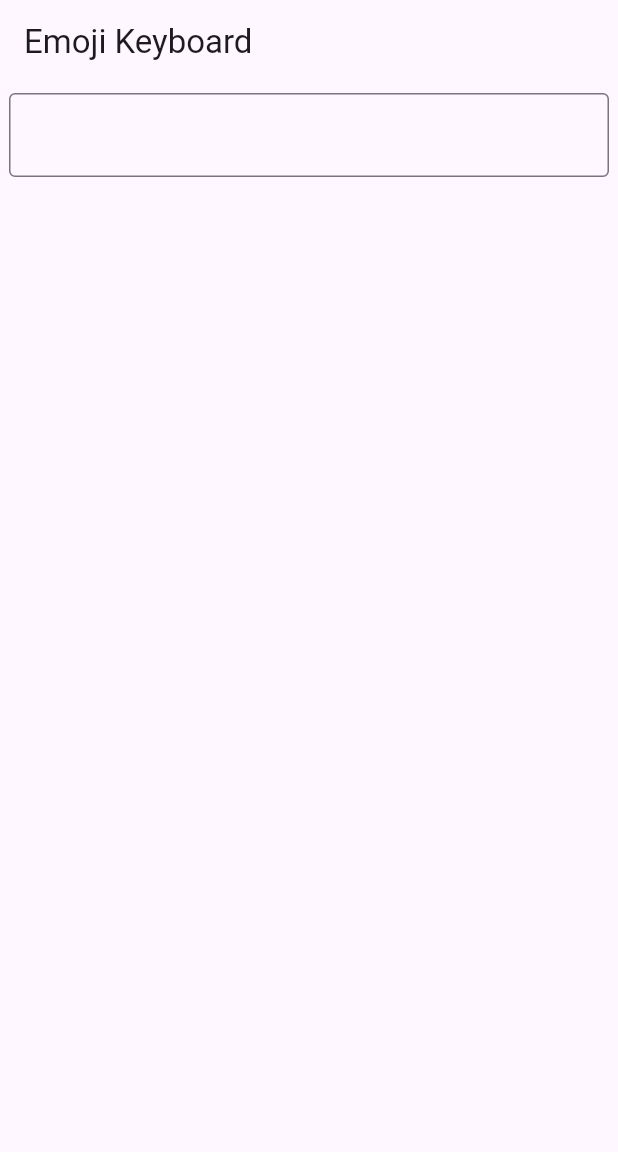
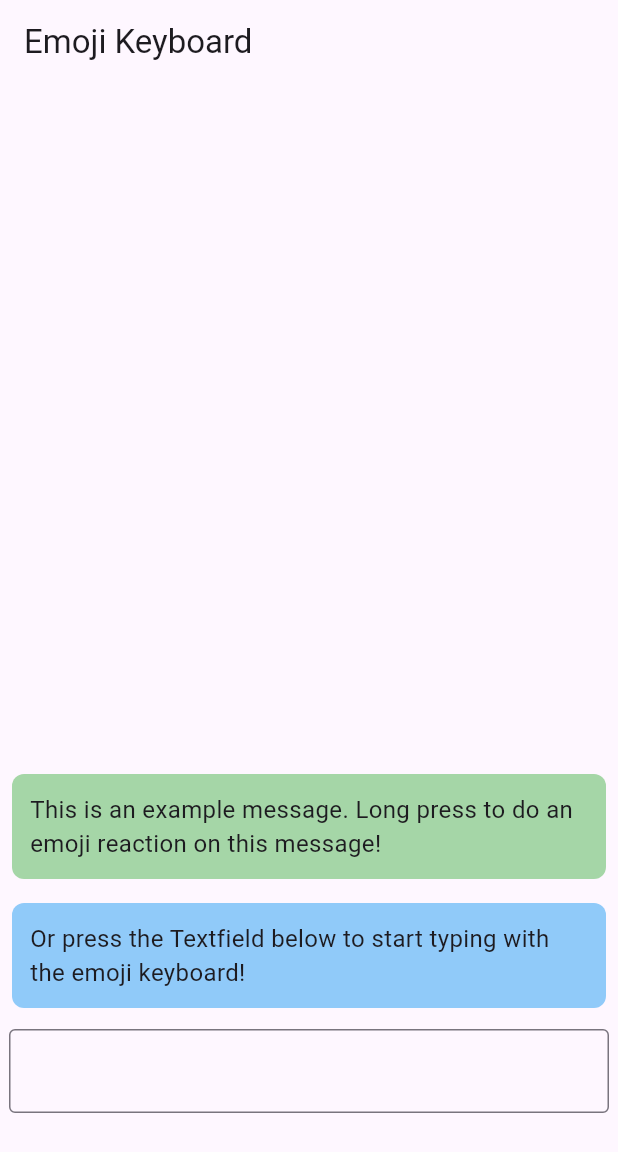
Before and after one commit to Grabot/flutter_emoji_keyboard, a Flutter app: the screen it shows after launch, on a phone screen of 412 x 824 dp. Shown: the top 1152 px of the screen. Run offline on Flutter 3.47's test engine with Material 3 defaults, Android fonts, the light colour scheme and no system bars; our stand-ins replace flutter_keyboard_visibility, sqflite; accounts and stored records are empty.

Commit message:
made a start with an emoji popup option

```diff
--- a/example/lib/main.dart
+++ b/example/lib/main.dart
@@ -10,7 +10,6 @@ void main() {
 class MyApp extends StatelessWidget {
   const MyApp({Key? key}) : super(key: key);
 
-  // This widget is the root of your application.
   @override
   Widget build(BuildContext context) {
     return MaterialApp(
@@ -31,6 +30,8 @@ class MyHomePage extends StatefulWidget {
 class MyHomePageState extends State<MyHomePage> {
   bool showEmojiKeyboard = false;
   final TextEditingController controller = TextEditingController();
+  bool showEmojiPopup = false;
+  Offset popupPosition = Offset.zero;
 
   void backButtonFunctionality() {
     if (showEmojiKeyboard) {
@@ -54,6 +55,19 @@ class MyHomePageState extends State<MyHomePage> {
     }
   }
 
+  void onLongPressMessage(BuildContext context, LongPressStartDetails details) {
+    setState(() {
+      showEmojiPopup = true;
+      popupPosition = details.globalPosition;
+    });
+  }
+
+  void closeEmojiPopup() {
+    setState(() {
+      showEmojiPopup = false;
+    });
+  }
+
   @override
   Widget build(BuildContext context) {
     return PopScope(
@@ -67,8 +81,46 @@ class MyHomePageState extends State<MyHomePage> {
         appBar: AppBar(
           title: Text(widget.title),
         ),
-        body: Stack(children: [
-          Container(
+        body: Stack(
+          children: [
+            Column(
+              children: [
+                Expanded(
+                  child: Container(),
+                ),
+                GestureDetector(
+                  onLongPressStart: (details) => onLongPressMessage(context, details),
+              child: Container(
+                margin: const EdgeInsets.all(8.0),
+                padding: const EdgeInsets.all(12.0),
+                decoration: BoxDecoration(
+                      color: Colors.green[200],
+                  borderRadius: BorderRadius.circular(8.0),
+                ),
+                child: const Text(
+                      'This is an example message. Long press to do an emoji reaction on this message!',
+                  style: TextStyle(fontSize: 16.0),
+                ),
+              ),
+            ),
+                GestureDetector(
+                  onLongPressStart: (details) => onLongPressMessage(context, details),
+              child: Container(
+                    margin: const EdgeInsets.all(8.0),
+                    padding: const EdgeInsets.all(12.0),
+                    decoration: BoxDecoration(
+                      color: Colors.blue[200],
+                      borderRadius: BorderRadius.circular(8.0),
+                    ),
+                    child: const Text(
+                      'Or press the Textfield below to start typing with the emoji keyboard!',
+                      style: TextStyle(fontSize: 16.0),
+                    ),
+                ),
+              ),
+                Padding(
+                  padding: const EdgeInsets.only(bottom: 76.0),
+                  child: Container(
                     alignment: Alignment.topCenter,
                     padding: const EdgeInsets.all(6),
                     child: TextFormField(
@@ -81,15 +133,26 @@ class MyHomePageState extends State<MyHomePage> {
                       showCursor: true,
               ),
             ),
+                ),
                 Align(
                   alignment: Alignment.bottomCenter,
                   child: EmojiKeyboard(
                     emojiController: controller,
                     emojiKeyboardHeight: 440,
                     showEmojiKeyboard: showEmojiKeyboard,
-                darkMode: true),
+                    darkMode: true,
         ),
-        ]),
+      ),
+              ],
+            ),
+            if (showEmojiPopup)
+              EmojiKeyboardPopup(
+                position: popupPosition,
+                onClose: closeEmojiPopup,
+                darkMode: true,
+              ),
+          ],
+        ),
       ),
     );
   }
--- a/lib/emoji_keyboard_flutter.dart
+++ b/lib/emoji_keyboard_flutter.dart
@@ -17,3 +17,4 @@
 library emoji_keyboard_flutter;
 
 export 'src/emoji_keyboard.dart';
+export 'src/emoji_keyboard_popup.dart';
```
Also changed, not shown: lib/src/emoji_keyboard_popup.dart (added, +139 -0 lines), example/pubspec.lock, pubspec.lock, 12 other files. Lines whose indentation alone changed are shown as unchanged.
